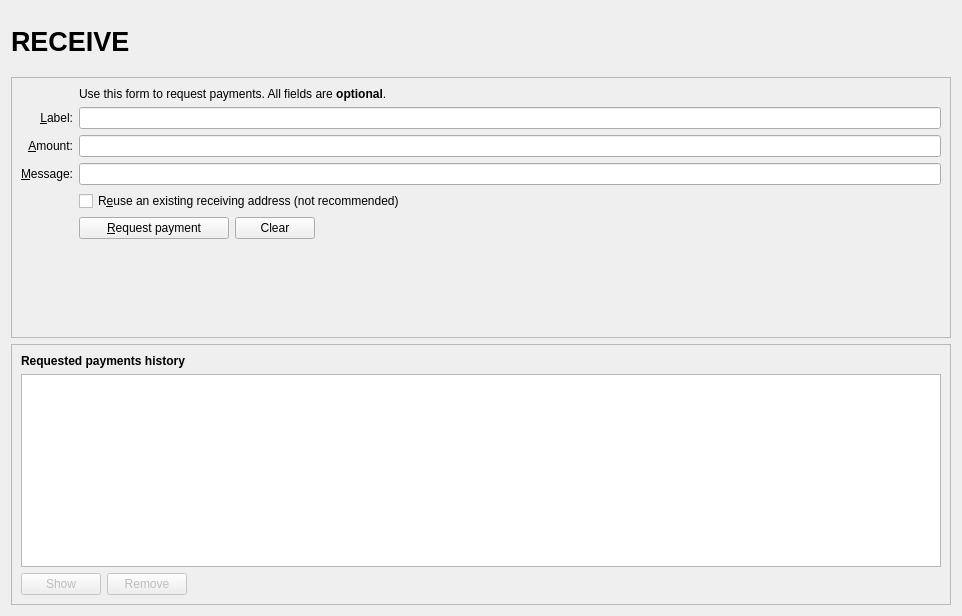
This is src/qt/forms/receivecoinsdialog.ui in hashplatform/WealthSilo as Qt 5 draws it before an edit. The edited form follows.
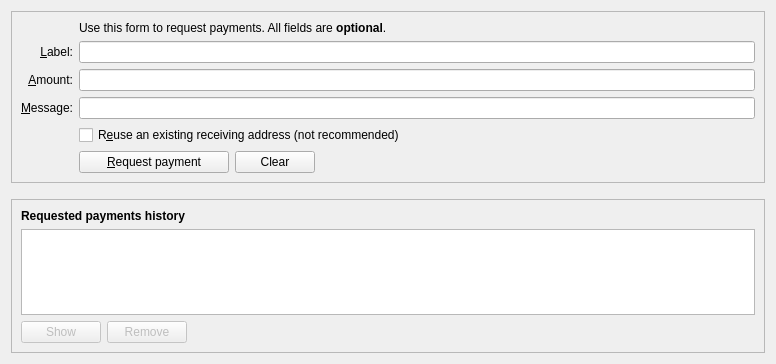
This is the edited form. Icons and pictures are not drawn. Custom widgets are drawn as their Qt base class.

```diff
--- a/src/qt/forms/receivecoinsdialog.ui
+++ b/src/qt/forms/receivecoinsdialog.ui
@@ -6,119 +6,11 @@
    <rect>
     <x>0</x>
     <y>0</y>
-    <width>962</width>
-    <height>616</height>
+    <width>776</width>
+    <height>364</height>
    </rect>
   </property>
-  <layout class="QVBoxLayout" name="verticalLayout" stretch="0">
-   <item>
-    <layout class="QVBoxLayout" name="verticalLayout_Master" stretch="0,1">
-     <property name="spacing">
-      <number>0</number>
-     </property>
-     <item>
-      <widget class="QFrame" name="frame_Header">
-       <layout class="QVBoxLayout" name="verticalLayout_8">
-        <property name="leftMargin">
-         <number>0</number>
-        </property>
-        <property name="topMargin">
-         <number>0</number>
-        </property>
-        <property name="rightMargin">
-         <number>0</number>
-        </property>
-        <property name="bottomMargin">
-         <number>0</number>
-        </property>
-        <item>
-         <layout class="QHBoxLayout" name="horizontalLayout_Header" stretch="1,0,1">
-          <item>
-           <widget class="QLabel" name="labelOverviewHeaderLeft">
-            <property name="minimumSize">
-             <size>
-              <width>464</width>
-              <height>60</height>
-             </size>
-            </property>
-            <property name="maximumSize">
-             <size>
-              <width>16777215</width>
-              <height>60</height>
-             </size>
-            </property>
-            <property name="font">
-             <font>
-              <pointsize>20</pointsize>
-              <weight>75</weight>
-              <bold>true</bold>
-             </font>
-            </property>
-            <property name="text">
-             <string>RECEIVE</string>
-            </property>
-           </widget>
-          </item>
-          <item>
-           <spacer name="horizontalSpacer_3">
-            <property name="orientation">
-             <enum>Qt::Horizontal</enum>
-            </property>
-            <property name="sizeHint" stdset="0">
-             <size>
-              <width>40</width>
-              <height>20</height>
-             </size>
-            </property>
-           </spacer>
-          </item>
-          <item>
-           <widget class="QLabel" name="labelOverviewHeaderRight">
-            <property name="minimumSize">
-             <size>
-              <width>464</width>
-              <height>60</height>
-             </size>
-            </property>
-            <property name="maximumSize">
-             <size>
-              <width>16777215</width>
-              <height>60</height>
-             </size>
-            </property>
-            <property name="font">
-             <font>
-              <pointsize>14</pointsize>
-             </font>
-            </property>
-            <property name="text">
-             <string/>
-            </property>
-            <property name="alignment">
-             <set>Qt::AlignRight|Qt::AlignTrailing|Qt::AlignVCenter</set>
-            </property>
-           </widget>
-          </item>
-         </layout>
-        </item>
-       </layout>
-      </widget>
-     </item>
-     <item>
-      <widget class="QFrame" name="frame_BG">
-       <layout class="QVBoxLayout" name="verticalLayout_5">
-        <property name="leftMargin">
-         <number>0</number>
-        </property>
-        <property name="topMargin">
-         <number>6</number>
-        </property>
-        <property name="rightMargin">
-         <number>0</number>
-        </property>
-        <property name="bottomMargin">
-         <number>0</number>
-        </property>
+  <layout class="QVBoxLayout" name="verticalLayout" stretch="0,0,1">
         <item>
          <widget class="QFrame" name="frame2">
           <property name="sizePolicy">
@@ -299,23 +191,30 @@
                </item>
               </layout>
              </item>
-             <item row="9" column="2">
-              <spacer name="verticalSpacer">
+        <item row="8" column="0">
+         <widget class="QLabel" name="label_7">
+          <property name="text">
+           <string/>
+          </property>
+         </widget>
+        </item>
+       </layout>
+      </item>
+     </layout>
+    </widget>
+   </item>
+   <item>
+    <spacer name="verticalSpacer_2">
                <property name="orientation">
                 <enum>Qt::Vertical</enum>
                </property>
                <property name="sizeHint" stdset="0">
                 <size>
                  <width>20</width>
-                 <height>40</height>
+       <height>10</height>
                 </size>
                </property>
               </spacer>
-             </item>
-            </layout>
-           </item>
-          </layout>
-         </widget>
         </item>
         <item>
          <widget class="QFrame" name="frame">
@@ -454,11 +353,6 @@
            </item>
           </layout>
          </widget>
-        </item>
-       </layout>
-      </widget>
-     </item>
-    </layout>
    </item>
   </layout>
  </widget>
```
Left out of the diff: 11 changed lines with no effect on the pictures. Lines whose indentation alone changed are shown as unchanged.
